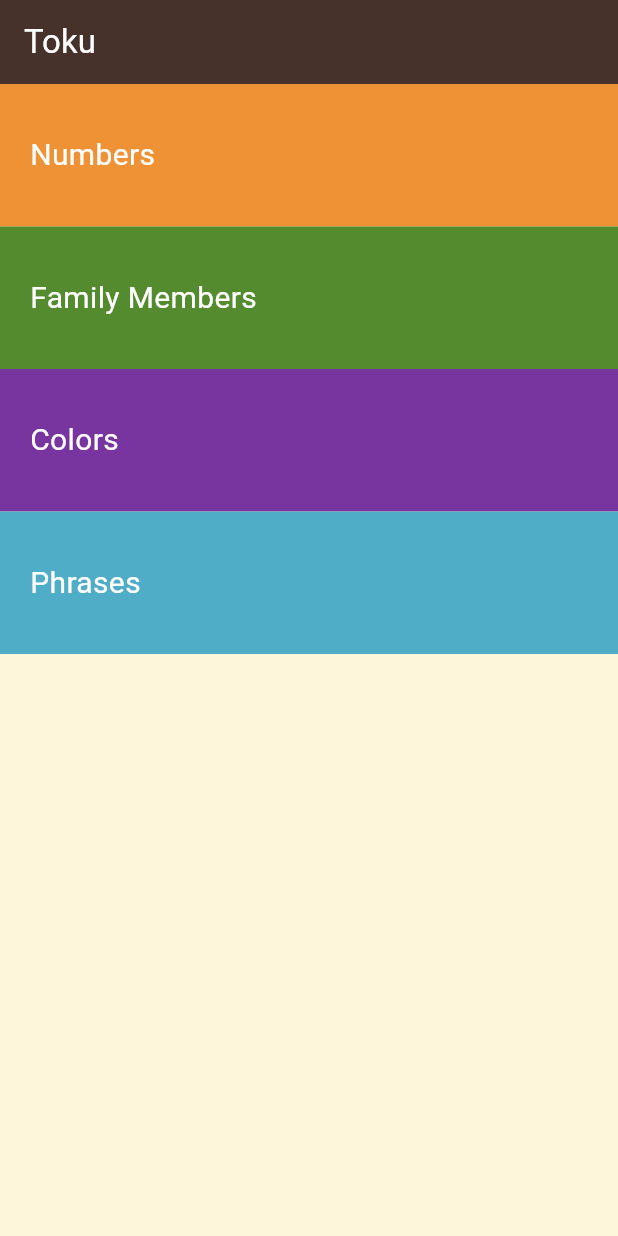
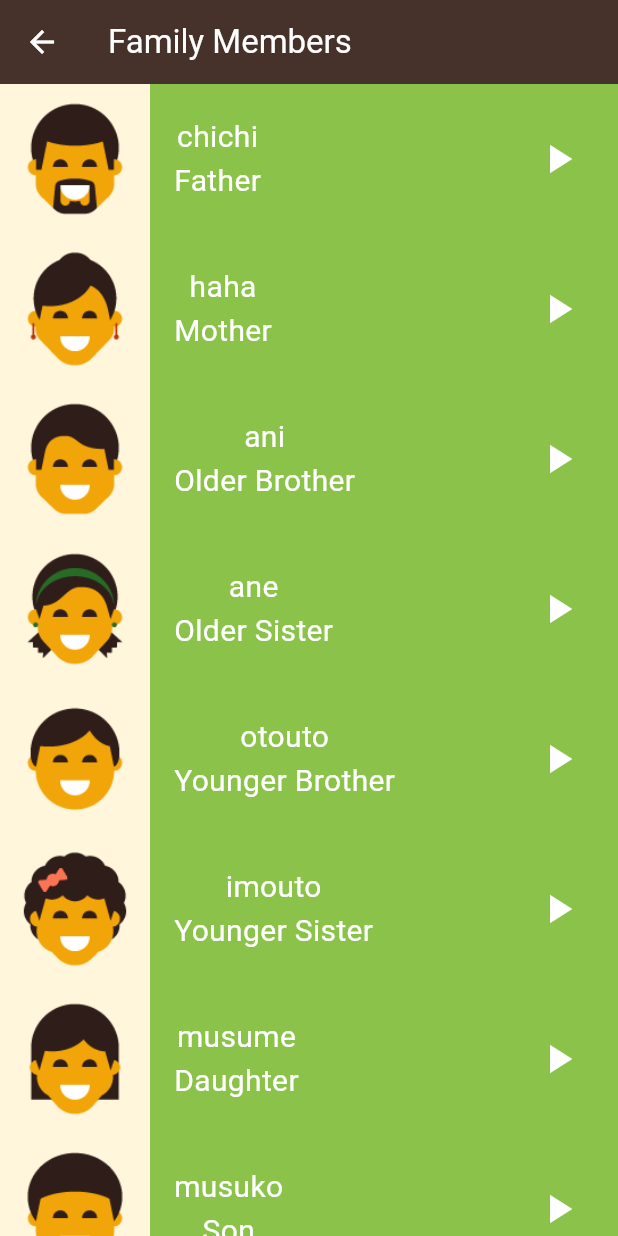
Before and after one commit to yasmin401/Language_Learning_App, a Flutter app: the screen it shows after launch, after a tap on "Family Members", on a phone screen of 412 x 824 dp. Run offline on Flutter 3.47's test engine with Material 3 defaults, Android fonts, the light colour scheme and no system bars; our stand-ins replace audioplayers.

Commit message:
Add updates for colors and family members

```diff
--- a/lib/Components/category_item.dart
+++ b/lib/Components/category_item.dart
@@ -1,7 +1,8 @@
 import 'package:flutter/material.dart';
 
+// ignore: must_be_immutable
 class Category extends StatelessWidget {
-  Category({this.text, this.color,this.onTap});
+  Category({super.key, this.text, this.color,this.onTap});
   String? text;
   Color? color;
   Function()? onTap;
--- a/lib/Components/list_item.dart
+++ b/lib/Components/list_item.dart
@@ -1,28 +1,33 @@
 import 'package:flutter/material.dart';
-import 'package:toku/models/number.dart';
+import 'package:toku/models/item_model.dart';
+import 'package:audioplayers/audioplayers.dart';
 
 class Item extends StatelessWidget {
-  const Item({super.key, required this.number});
-  final Number number;
+  const Item({super.key, required this.itemModel,required this.color});
+  final Color color;
+  final ItemModel itemModel;
   @override
   Widget build(BuildContext context) {
     return Container(
       height: 100,
-      color: Color(0xffFEF9235),
+      color: color,
       child: Row(
         children: [
-          Container(color: Color(0xffFFF6DC), child: Image.asset(number.image)),
+          Container(
+            color: Color(0xffFFF6DC),
+            child: Image.asset(itemModel.image),
+          ),
           Padding(
             padding: const EdgeInsets.only(left: 16),
             child: Column(
               mainAxisAlignment: MainAxisAlignment.center,
               children: [
                 Text(
-                  number.jpName,
+                  itemModel.jpName,
                   style: TextStyle(color: Colors.white, fontSize: 20),
                 ),
                 Text(
-                  number.enName,
+                  itemModel.enName,
                   style: TextStyle(color: Colors.white, fontSize: 20),
                 ),
               ],
@@ -32,7 +37,10 @@ class Item extends StatelessWidget {
           Padding(
             padding: const EdgeInsets.only(right: 16),
             child: IconButton(
-              onPressed: () {},
+              onPressed: () async {
+                final player = AudioPlayer();
+                await player.play(AssetSource(itemModel.sound));
+              },
               icon: Icon(Icons.play_arrow, color: Colors.white, size: 32),
             ),
           ),
--- a/lib/models/number.dart
+++ b/lib/models/item_model.dart
@@ -1,11 +1,13 @@
-class Number {
+class ItemModel {
   final String image;
   final String jpName;
   final String enName;
+  final String sound;
 
-  const Number({
+  const ItemModel({
     required this.image,
     required this.jpName,
     required this.enName,
+    required this.sound,
   });
 }
--- /dev/null
+++ b/lib/screens/family_members_page.dart
@@ -0,0 +1,85 @@
+import 'package:flutter/material.dart';
+import 'package:toku/models/item_model.dart';
+import 'package:toku/Components/list_item.dart';
+
+class FamilyMembersPage extends StatelessWidget {
+  const FamilyMembersPage({super.key});
+  final List<ItemModel> familyMembers = const [
+    ItemModel(
+      image: 'assets/images/family_members/family_father.png',
+      jpName: 'chichi',
+      enName: 'Father',
+      sound: 'sounds/family_members/father.wav',
+    ),
+    ItemModel(
+      image: 'assets/images/family_members/family_mother.png',
+      jpName: 'haha',
+      enName: 'Mother',
+      sound: 'sounds/family_members/mother.wav',
+    ),
+    ItemModel(
+      image: 'assets/images/family_members/family_older_brother.png',
+      jpName: 'ani',
+      enName: 'Older Brother',
+      sound: 'sounds/family_members/older bother.wav',
+    ),
+    ItemModel(
+      image: 'assets/images/family_members/family_older_sister.png',
+      jpName: 'ane',
+      enName: 'Older Sister',
+      sound: 'sounds/family_members/older sister.wav',
+    ),
+    ItemModel(
+      image: 'assets/images/family_members/family_younger_brother.png',
+      jpName: 'otouto',
+      enName: 'Younger Brother',
+      sound: 'sounds/family_members/younger brohter.wav',
+    ),
+    ItemModel(
+      image: 'assets/images/family_members/family_younger_sister.png',
+      jpName: 'imouto',
+      enName: 'Younger Sister',
+      sound: 'sounds/family_members/younger sister.wav',
+    ),
+    ItemModel(
+      image: 'assets/images/family_members/family_daughter.png',
+      jpName: 'musume',
+      enName: 'Daughter',
+      sound: 'sounds/family_members/daughter.wav',
+    ),
+    ItemModel(
+      image: 'assets/images/family_members/family_son.png',
+      jpName: 'musuko',
+      enName: 'Son',
+      sound: 'sounds/family_members/son.wav',
+    ),
+    ItemModel(
+      image: 'assets/images/family_members/family_grandfather.png',
+      jpName: 'sofu',
+      enName: 'Grandfather',
+      sound: 'sounds/family_members/grand father.wav',
+    ),
+    ItemModel(
+      image: 'assets/images/family_members/family_grandmother.png',
+      jpName: 'sobo',
+      enName: 'Grandmother',
+      sound: 'sounds/family_members/grand mother.wav',
+    ),
+  ];
+
+  @override
+  Widget build(BuildContext context) {
+    return Scaffold(
+      appBar: AppBar(
+        iconTheme: const IconThemeData(color: Colors.white),
+        backgroundColor: Color(0xfff46322B),
+        title: Text('Family Members', style: TextStyle(color: Colors.white)),
+      ),
+      body: ListView.builder(
+        itemCount: familyMembers.length,
+        itemBuilder: (context, index) =>
+            Item(itemModel: familyMembers[index], color: Colors.lightGreen),
+      ),
+    );
+  }
+}
--- a/lib/screens/home_page.dart
+++ b/lib/screens/home_page.dart
@@ -1,5 +1,7 @@
 import 'package:flutter/material.dart';
 import 'package:toku/Components/category_item.dart';
+import 'package:toku/screens/colors_page.dart';
+import 'package:toku/screens/family_members_page.dart';
 import 'package:toku/screens/numbers_page.dart';
 
 class HomePage extends StatelessWidget {
@@ -31,10 +33,32 @@ class HomePage extends StatelessWidget {
           ),
           Category(
             text: 'Family Members',
-            color: Colors.lightGreen[800],
-            onTap: () {},
+            color: Colors.lightGreen,
+            onTap: () {
+              Navigator.push(
+                context,
+                MaterialPageRoute(
+                  builder: (context) {
+                    return FamilyMembersPage();
+                  },
+                ),
+              );
+            },
           ),
-          Category(text: 'Colors', color: Color(0xff79359F), onTap: () {}),
+          Category(
+            text: 'Colors',
+            color: Color(0xff79359F),
+            onTap: () {
+              Navigator.push(
+                context,
+                MaterialPageRoute(
+                  builder: (context) {
+                    return ColorsPage();
+                  },
+                ),
+              );
+            },
+          ),
           Category(text: 'Phrases', color: Color(0xff50ADC7), onTap: () {}),
         ],
       ),
--- a/pubspec.yaml
+++ b/pubspec.yaml
@@ -34,6 +34,7 @@ dependencies:
   # The following adds the Cupertino Icons font to your application.
   # Use with the CupertinoIcons class for iOS style icons.
   cupertino_icons: ^1.0.8
+  audioplayers: ^6.5.0
 
 dev_dependencies:
   flutter_test:
@@ -62,6 +63,10 @@ flutter:
     - assets/images/numbers/
     - assets/images/family_members/
     - assets/images/colors/
+    - assets/sounds/numbers/
+    - assets/sounds/family_members/
+    - assets/sounds/colors/
+    - assets/sounds/phrases/
 
   # An image asset can refer to one or more resolution-specific "variants", see
   # https://flutter.dev/to/resolution-aware-images
```
Also changed, not shown: lib/screens/colors_page.dart (added, +73 -0 lines), lib/screens/numbers_page.dart (+24 -14 lines), pubspec.lock, 6 other files.
